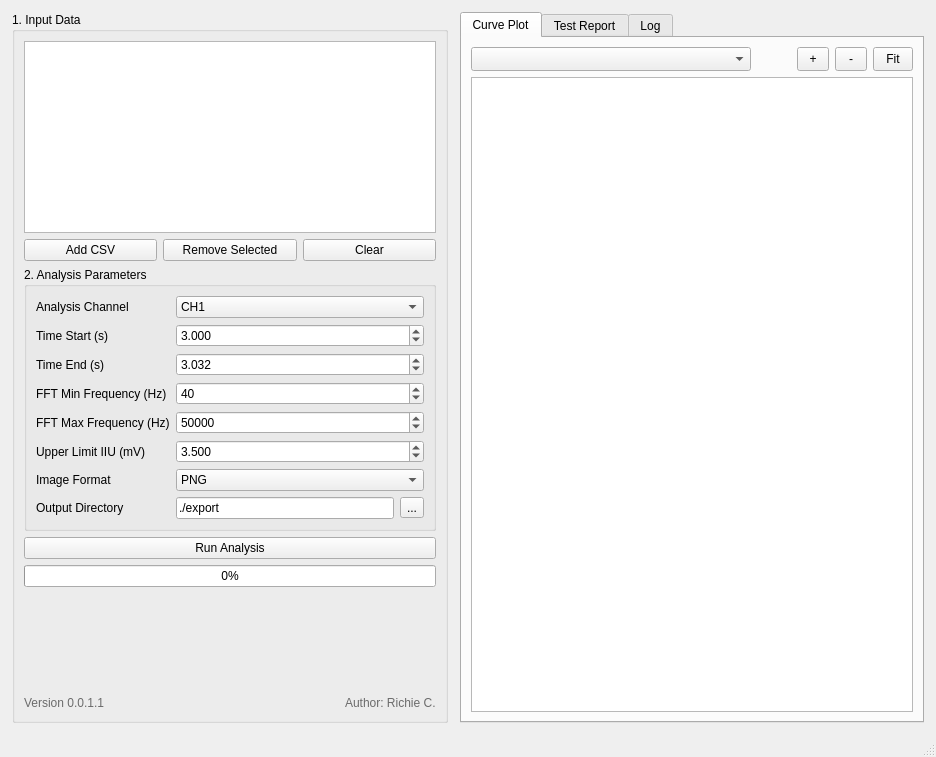
RCJ4me/gfci_ui, file window.ui: the form before one commit.
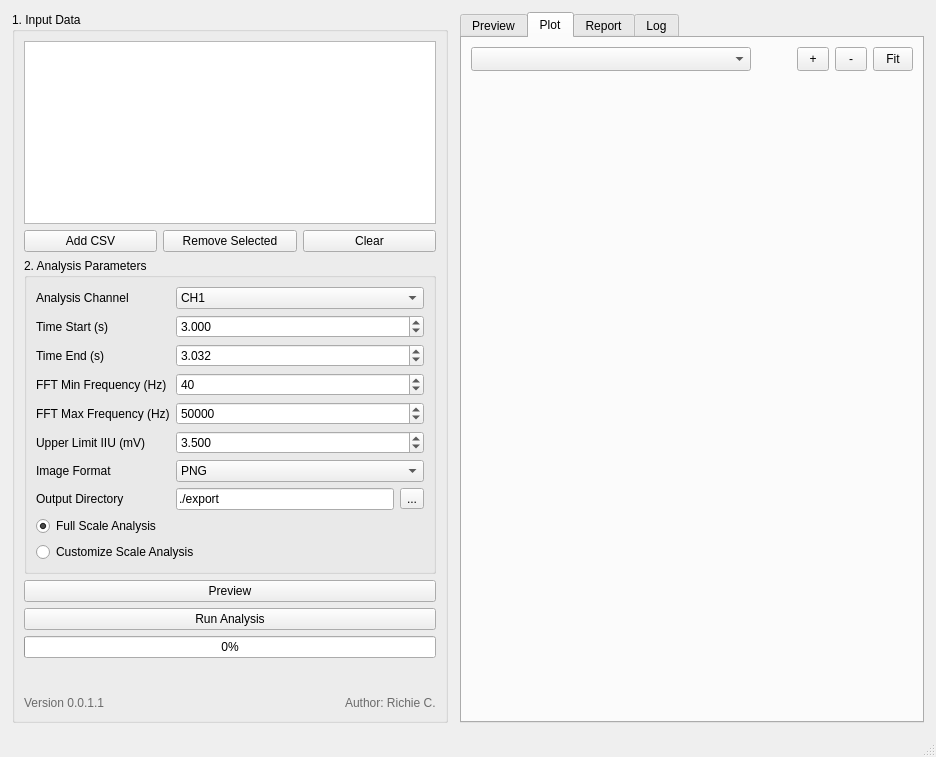
The form after the commit. The open tabs and pages were chosen to show the change. Custom widgets are drawn as their Qt base class.

Commit message: V5 New Feature 'Preview', all plots enable to interact with mouse to read out curve value,zoom-in/out.

The edit to the form file:
```diff
--- a/window.ui
+++ b/window.ui
@@ -248,9 +248,33 @@
             </item>
            </layout>
           </item>
+          <item row="8" column="0" colspan="2">
+           <widget class="QRadioButton" name="radio_full_scale">
+            <property name="text">
+             <string>Full Scale Analysis</string>
+            </property>
+            <property name="checked">
+             <bool>true</bool>
+            </property>
+           </widget>
+          </item>
+          <item row="9" column="0" colspan="2">
+           <widget class="QRadioButton" name="radio_customize_scale">
+            <property name="text">
+             <string>Customize Scale Analysis</string>
+            </property>
+           </widget>
+          </item>
          </layout>
         </widget>
        </item>
+       <item>
+        <widget class="QPushButton" name="btn_preview">
+         <property name="text">
+          <string>Preview</string>
+         </property>
+        </widget>
+       </item>
        <item>
         <widget class="QPushButton" name="btn_run">
          <property name="text">
@@ -320,9 +344,22 @@
     </item>
     <item>
      <widget class="QTabWidget" name="tab_results">
+      <property name="currentIndex">
+       <number>0</number>
+      </property>
+      <widget class="QWidget" name="tab_preview">
+       <attribute name="title">
+        <string>Preview</string>
+       </attribute>
+       <layout class="QVBoxLayout" name="previewTabLayout">
+        <item>
+         <widget class="QWidget" name="preview_plot_host" native="true"/>
+        </item>
+       </layout>
+      </widget>
       <widget class="QWidget" name="tab_curve">
        <attribute name="title">
-        <string>Curve Plot</string>
+        <string>Plot</string>
        </attribute>
        <layout class="QVBoxLayout" name="curveTabLayout">
         <item>
@@ -413,17 +450,13 @@
          </layout>
         </item>
         <item>
-         <widget class="ImageView" name="view_curve">
-          <property name="alignment">
-           <set>Qt::AlignCenter</set>
-          </property>
-         </widget>
+         <widget class="QWidget" name="plot_host" native="true"/>
         </item>
        </layout>
       </widget>
       <widget class="QWidget" name="tab_report">
        <attribute name="title">
-        <string>Test Report</string>
+        <string>Report</string>
        </attribute>
        <layout class="QVBoxLayout" name="reportTabLayout">
         <item>
@@ -495,13 +528,6 @@
   </widget>
   <widget class="QStatusBar" name="statusbar"/>
  </widget>
- <customwidgets>
-  <customwidget>
-   <class>ImageView</class>
-   <extends>QGraphicsView</extends>
-   <header>image_view</header>
-  </customwidget>
- </customwidgets>
  <resources>
   <include location="icon_source.qrc"/>
  </resources>
```
Left out of the diff: 2 changed lines with no effect on the pictures. The commit also changes 8 other files.
